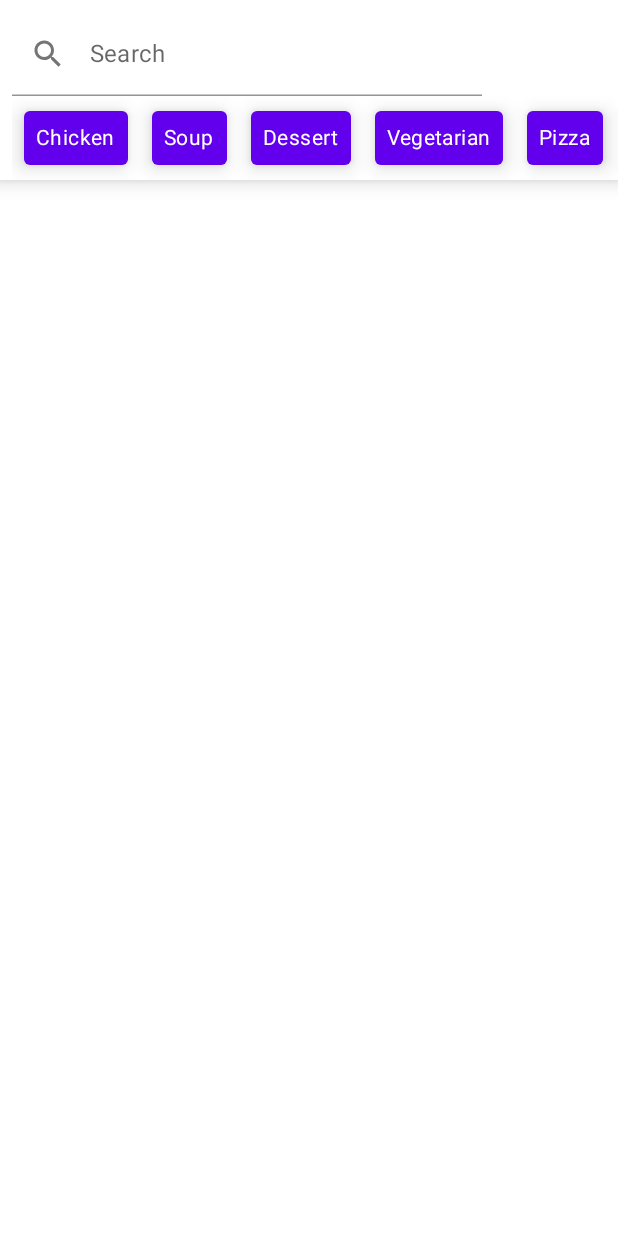
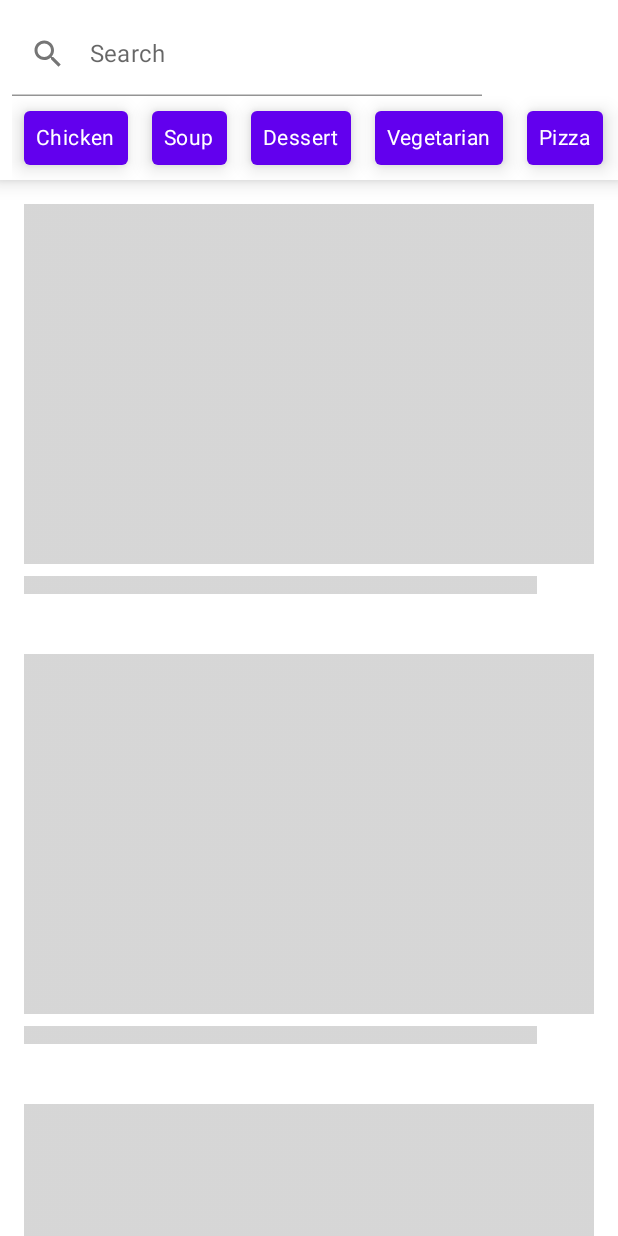
Before and after one commit to darthwithap/recipe-app, an Android app built with Jetpack Compose: the screen it shows after launch (MainActivity), on a phone screen of 412 x 824 dp. Run offline under Robolectric (Android 15) with nearby library versions, the phone set to English and light mode, and no system bars; our stand-ins replace Dagger/Hilt's generated code; libraries missing offline, so code that uses them is left out: androidx.hilt.lifecycle; network calls fail; 2 statements that could not run were skipped.

Commit message:
add loading widget and shimmer animation
Signed-off-by: darthwithap <parthtakkar@gmail.com>

```diff
--- a/app/build.gradle
+++ b/app/build.gradle
@@ -59,7 +59,9 @@ dependencies {
     implementation "androidx.compose.material:material:$compose"
     implementation "androidx.compose.material:material-icons-core:$compose"
     implementation "androidx.compose.material:material-icons-extended:$compose"
+    implementation "androidx.compose.animation:animation:$compose"
     implementation "androidx.activity:activity-compose:1.3.0-beta01"
+    implementation "androidx.constraintlayout:constraintlayout-compose:1.0.0-alpha07"
     implementation "androidx.lifecycle:lifecycle-viewmodel-compose:1.0.0-alpha06"
     implementation "androidx.compose.runtime:runtime-livedata:$compose"
     implementation "androidx.compose.runtime:runtime-rxjava2:$compose"
--- /dev/null
+++ b/app/src/main/java/me/darthwithap/recipeapp/presentation/components/ShimmerRecipeCardAnimation.kt
@@ -0,0 +1,28 @@
+package me.darthwithap.recipeapp.presentation.components
+
+import androidx.compose.animation.core.*
+import androidx.compose.runtime.Composable
+import androidx.compose.runtime.getValue
+import androidx.compose.ui.unit.dp
+import me.darthwithap.recipeapp.presentation.components.util.recipeCardShimmerColors
+
+@Composable
+fun ShimmerRecipeCardAnimation() {
+    val transition = rememberInfiniteTransition()
+    val translation by transition.animateFloat(
+
+        initialValue = 0f,
+        targetValue = 1000f,
+        animationSpec = infiniteRepeatable(
+
+            tween(durationMillis = 1000, easing = FastOutSlowInEasing),
+            RepeatMode.Restart
+        )
+    )
+
+    ShimmerRecipeCardItem(
+        colors = recipeCardShimmerColors,
+        cardHeight = 240.dp,
+        translation = translation
+    )
+}
--- /dev/null
+++ b/app/src/main/java/me/darthwithap/recipeapp/presentation/components/ShimmerRecipeCardItem.kt
@@ -0,0 +1,43 @@
+package me.darthwithap.recipeapp.presentation.components
+
+import androidx.compose.foundation.background
+import androidx.compose.foundation.layout.*
+import androidx.compose.material.Card
+import androidx.compose.material.MaterialTheme
+import androidx.compose.material.Surface
+import androidx.compose.runtime.Composable
+import androidx.compose.ui.Modifier
+import androidx.compose.ui.geometry.Offset
+import androidx.compose.ui.graphics.Brush
+import androidx.compose.ui.graphics.Color
+import androidx.compose.ui.unit.Dp
+import androidx.compose.ui.unit.dp
+
+@Composable
+fun ShimmerRecipeCardItem(
+    colors: List<Color>,
+    cardHeight: Dp,
+    translation: Float
+) {
+    val brush = Brush.linearGradient(
+        colors,
+        start = Offset(translation - 80f, translation - 80f),
+        end = Offset(translation + 80f, translation + 80f)
+    )
+
+    Column(modifier = Modifier.padding(16.dp)) {
+        Spacer(
+            modifier = Modifier
+                .fillMaxWidth()
+                .size(cardHeight)
+                .background(brush = brush)
+        )
+        Spacer(
+            modifier = Modifier
+                .fillMaxWidth(0.9f)
+                .height(28.dp)
+                .padding(vertical = 8.dp)
+                .background(brush = brush)
+        )
+    }
+}
--- /dev/null
+++ b/app/src/main/java/me/darthwithap/recipeapp/presentation/components/util/Colors.kt
@@ -0,0 +1,9 @@
+package me.darthwithap.recipeapp.presentation.components.util
+
+import androidx.compose.ui.graphics.Color
+
+val recipeCardShimmerColors = listOf<Color>(
+    Color.LightGray.copy(alpha = 0.8f),
+    Color.LightGray.copy(alpha = 0.3f),
+    Color.LightGray.copy(alpha = 0.8f),
+)
--- /dev/null
+++ b/app/src/main/java/me/darthwithap/recipeapp/presentation/components/util/ShimmerAnimationDefinitions.kt
@@ -0,0 +1 @@
+package me.darthwithap.recipeapp.presentation.components.util
--- a/app/src/main/java/me/darthwithap/recipeapp/presentation/ui/fragment/RecipeListFragment.kt
+++ b/app/src/main/java/me/darthwithap/recipeapp/presentation/ui/fragment/RecipeListFragment.kt
@@ -4,6 +4,7 @@ import android.os.Bundle
 import android.view.LayoutInflater
 import android.view.View
 import android.view.ViewGroup
+import androidx.compose.foundation.background
 import androidx.compose.foundation.horizontalScroll
 import androidx.compose.foundation.layout.*
 import androidx.compose.foundation.lazy.LazyColumn
@@ -29,12 +30,13 @@ import androidx.fragment.app.viewModels
 import dagger.hilt.android.AndroidEntryPoint
 import me.darthwithap.recipeapp.presentation.ui.viewmodel.RecipeListViewModel
 import androidx.compose.material.TextFieldDefaults.textFieldColors
+import androidx.compose.runtime.Composable
 import androidx.compose.runtime.rememberCoroutineScope
+import androidx.compose.ui.geometry.Offset
+import androidx.compose.ui.graphics.Brush.Companion.linearGradient
 import androidx.compose.ui.graphics.Color
 import kotlinx.coroutines.launch
-import me.darthwithap.recipeapp.presentation.components.FoodCategoryChip
-import me.darthwithap.recipeapp.presentation.components.SearchAppBar
-import me.darthwithap.recipeapp.presentation.components.recipeCard
+import me.darthwithap.recipeapp.presentation.components.*
 import me.darthwithap.recipeapp.presentation.util.getAllFoodCategories
 
 private const val TAG = "RecipeListFragment"
@@ -53,6 +55,7 @@ class RecipeListFragment : Fragment() {
                 val recipes = viewModel.recipes.value
                 val query = viewModel.query.value
                 val selectedCategory = viewModel.selectedCategory.value
+                val loading = viewModel.loading.value
 
                 Column {
                     SearchAppBar(
@@ -66,12 +69,26 @@ class RecipeListFragment : Fragment() {
                     )
 
                     LazyColumn {
-                        itemsIndexed(
-                            items = recipes
-                        ) { index, recipe ->
-                            recipeCard(recipe) {}
+                        repeat(10) {
+                            item {
+                                ShimmerRecipeCardAnimation()
+                            }
                         }
                     }
+
+//                    Box(
+//                        modifier = Modifier.fillMaxSize()
+//                    ) {
+//                        LazyColumn {
+//                            itemsIndexed(
+//                                items = recipes
+//                            ) { index, recipe ->
+//                                recipeCard(recipe) {}
+//                            }
+//                        }
+//
+//                        CircularIndeterminateProgressBar(loading, 0.3f)
+//                    }
                 }
             }
         }
--- a/app/src/main/java/me/darthwithap/recipeapp/presentation/ui/viewmodel/RecipeListViewModel.kt
+++ b/app/src/main/java/me/darthwithap/recipeapp/presentation/ui/viewmodel/RecipeListViewModel.kt
@@ -5,12 +5,12 @@ import androidx.compose.runtime.mutableStateOf
 import androidx.hilt.lifecycle.ViewModelInject
 import androidx.lifecycle.ViewModel
 import androidx.lifecycle.viewModelScope
+import kotlinx.coroutines.delay
 import kotlinx.coroutines.launch
 import me.darthwithap.recipeapp.domain.model.Recipe
 import me.darthwithap.recipeapp.presentation.util.FoodCategory
 import me.darthwithap.recipeapp.presentation.util.getFoodCategory
 import me.darthwithap.recipeapp.repository.RecipeRepository
-import javax.inject.Inject
 import javax.inject.Named
 
 class RecipeListViewModel @ViewModelInject constructor(
@@ -21,6 +21,7 @@ class RecipeListViewModel @ViewModelInject constructor(
     val recipes: MutableState<List<Recipe>> = mutableStateOf(listOf())
     val query = mutableStateOf("")
     val selectedCategory: MutableState<FoodCategory?> = mutableStateOf(null)
+    val loading: MutableState<Boolean> = mutableStateOf(false)
     private var _categoryScrollPosition: Float = 0f
 
     init {
@@ -33,12 +34,16 @@ class RecipeListViewModel @ViewModelInject constructor(
 
     fun search() {
         viewModelScope.launch {
+            loading.value = true
+            resetSearchState()
+            delay(250)
             val result = repository.search(
                 token,
                 1,
                 query.value
             )
             recipes.value = result
+            loading.value = false
         }
     }
 
@@ -53,4 +58,13 @@ class RecipeListViewModel @ViewModelInject constructor(
     }
 
     fun categoryScrollPosition() = _categoryScrollPosition
+
+    private fun resetSearchState() {
+        recipes.value = listOf()
+        if (selectedCategory.value?.value != query.value) clearSelectedCategory()
+    }
+
+    private fun clearSelectedCategory() {
+        selectedCategory.value = null
+    }
 }
```
Also changed, not shown: app/src/main/java/me/darthwithap/recipeapp/presentation/components/CircularIndeterminateProgressBar.kt (added, +33 -0 lines).
